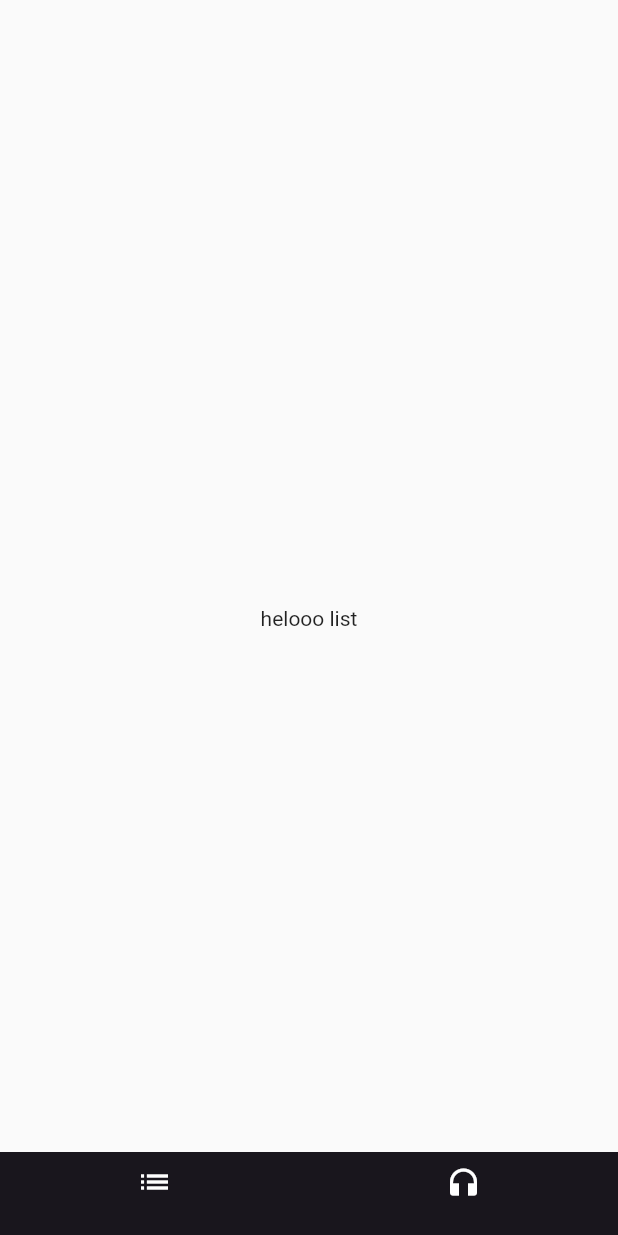
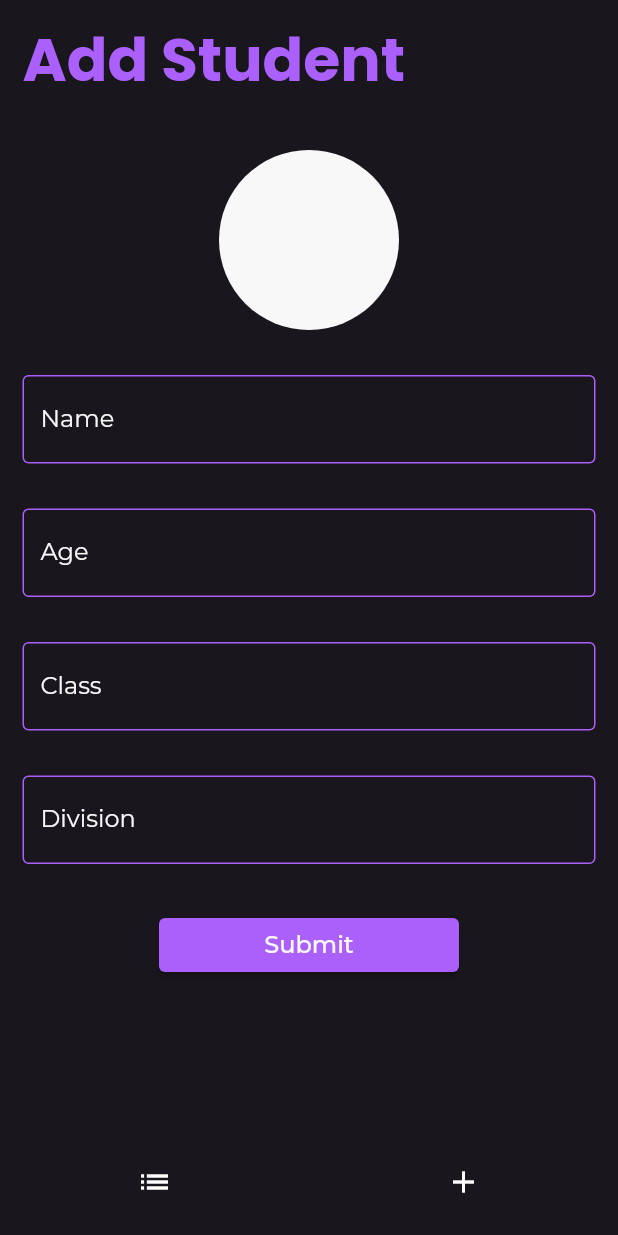
Before and after one commit to Nandakishors369/student-management-getx, a Flutter app: the screen it shows after launch, item 2 of the bottom bar chosen, on a phone screen of 412 x 824 dp. Run offline on Flutter 3.47's test engine with Material 2 defaults, Android fonts, the phone set to English and light mode, and no system bars; our stand-ins replace google_fonts.

Commit message:
ui compeleted

```diff
--- a/lib/core/constants.dart
+++ b/lib/core/constants.dart
@@ -1,7 +1,27 @@
 import 'package:flutter/material.dart';
+import 'package:google_fonts/google_fonts.dart';
 
 const kWhite = Colors.white;
 const kzwhite = Color(0xFFf8f8f8);
 const kzblack = Color(0xFF19161d);
 const kzlightBlue = Color(0xFF86a6df);
 const kzdarkBlue = Color(0xFF324e7b);
+const kztext = Color(0xFFab60fb);
+const kheight = SizedBox(
+  height: 30,
+);
+
+// styles
+
+final kHeadingStyle = GoogleFonts.poppins(
+    textStyle: TextStyle(
+  color: kztext,
+  fontWeight: FontWeight.bold,
+  fontSize: 40,
+));
+final kListStyle = GoogleFonts.montserrat(
+    textStyle: TextStyle(
+  color: kzwhite,
+  fontSize: 16,
+));
+/* rgb(218, 34, 255) */
--- a/lib/main.dart
+++ b/lib/main.dart
@@ -12,6 +12,7 @@ class MyApp extends StatelessWidget {
   @override
   Widget build(BuildContext context) {
     return MaterialApp(
+        debugShowCheckedModeBanner: false,
         title: 'Flutter Demo',
         theme: ThemeData(primarySwatch: Colors.blue),
         home: const ScreenNavigationBar());
--- a/lib/presentation/navigation.dart
+++ b/lib/presentation/navigation.dart
@@ -3,7 +3,7 @@
 import 'package:flutter/material.dart';
 import 'package:student_app_bloc/core/constants.dart';
 import 'package:student_app_bloc/presentation/screen_home.dart';
-import 'package:student_app_bloc/presentation/screen_list.dart';
+import 'package:student_app_bloc/presentation/screen_add.dart';
 
 class ScreenNavigationBar extends StatefulWidget {
   const ScreenNavigationBar({super.key});
@@ -13,64 +13,34 @@ class ScreenNavigationBar extends StatefulWidget {
 }
 
 class _ScreenNavigationBarState extends State<ScreenNavigationBar> {
-  final List screens = [ScreenHome(), ScreenList()];
+  final List screens = [ScreenHome(), ScreenAdd()];
   int _currentindex = 0;
   @override
   Widget build(BuildContext context) {
     return Scaffold(
-      body: Stack(
-        children: <Widget>[
-          Container(
-            child: screens[_currentindex],
-          ),
-          Align(
-              alignment: Alignment.bottomCenter,
-              child: Theme(
-                data:
-                    Theme.of(context).copyWith(canvasColor: Colors.transparent),
-                child: Theme(
-                  data: Theme.of(context)
-                      .copyWith(canvasColor: Colors.transparent),
-                  child: BottomNavigationBar(
-                    type: BottomNavigationBarType.fixed,
-                    iconSize: 24,
-                    backgroundColor: kzblack,
-                    elevation: 0,
-                    onTap: (index) {
-                      setState(() {
-                        _currentindex = index;
-                      });
-                    },
-                    currentIndex: _currentindex,
-                    items: const [
-                      BottomNavigationBarItem(
-                          icon: Icon(
-                            Icons.list,
-                            color: kWhite,
-                          ),
-                          label: ''),
-                      BottomNavigationBarItem(
-                          icon: Icon(
-                            Icons.headphones,
-                            color: kWhite,
-                          ),
-                          label: ''),
-                    ],
-                  ),
-                ),
-              )),
-        ],
-      ),
-    );
-
-    /* Scaffold(
-      bottomNavigationBar: Theme(
-        data: Theme.of(context).copyWith(canvasColor: Colors.transparent),
+      body: screens[_currentindex],
+      bottomNavigationBar: Container(
+        decoration: BoxDecoration(boxShadow: const [
+          BoxShadow(blurRadius: 20, color: kzblack),
+          BoxShadow(blurRadius: 20, color: kzblack),
+          BoxShadow(blurRadius: 20, color: kzblack),
+          BoxShadow(blurRadius: 20, color: kzblack),
+          BoxShadow(blurRadius: 20, color: kzblack),
+          BoxShadow(blurRadius: 20, color: kzblack),
+          BoxShadow(blurRadius: 20, color: kzblack),
+          BoxShadow(blurRadius: 20, color: kzblack),
+          BoxShadow(blurRadius: 20, color: kzblack),
+          BoxShadow(blurRadius: 20, color: kzblack),
+          BoxShadow(blurRadius: 30, color: kzblack),
+          BoxShadow(blurRadius: 40, color: kzblack),
+          BoxShadow(blurRadius: 40, color: kzblack),
+          BoxShadow(blurRadius: 40, color: kzblack)
+        ]),
         child: BottomNavigationBar(
           type: BottomNavigationBarType.fixed,
+          elevation: 0,
           iconSize: 24,
           backgroundColor: kzblack,
-          elevation: 0,
           onTap: (index) {
             setState(() {
               _currentindex = index;
@@ -86,21 +56,13 @@ class _ScreenNavigationBarState extends State<ScreenNavigationBar> {
                 label: ''),
             BottomNavigationBarItem(
                 icon: Icon(
-                  Icons.add_circle_outline,
-                  size: 40,
-                  color: kzlightBlue,
-                ),
-                label: ''),
-            BottomNavigationBarItem(
-                icon: Icon(
-                  Icons.headphones,
+                  Icons.add,
                   color: kWhite,
                 ),
                 label: ''),
           ],
         ),
       ),
-      body: screens[_currentindex],
-    ); */
+    );
   }
 }
--- /dev/null
+++ b/lib/presentation/screen_add.dart
@@ -0,0 +1,131 @@
+import 'package:flutter/material.dart';
+import 'package:student_app_bloc/core/constants.dart';
+import 'package:student_app_bloc/presentation/widgets/heading.dart';
+
+class ScreenAdd extends StatelessWidget {
+  const ScreenAdd({super.key});
+
+  @override
+  Widget build(BuildContext context) {
+    return Scaffold(
+      backgroundColor: kzblack,
+      body: SafeArea(
+        child: SingleChildScrollView(
+          child: Column(
+            children: [
+              Heading(title: "Add Student"),
+              SizedBox(
+                height: 20,
+              ),
+              AddStudent()
+            ],
+          ),
+        ),
+      ),
+    );
+  }
+}
+
+class AddStudent extends StatelessWidget {
+  const AddStudent({
+    Key? key,
+  }) : super(key: key);
+
+  @override
+  Widget build(BuildContext context) {
+    return Form(
+      child: Padding(
+        padding: const EdgeInsets.symmetric(horizontal: 15),
+        child: Column(
+          children: [
+            Row(
+              mainAxisAlignment: MainAxisAlignment.center,
+              children: [
+                CircleAvatar(
+                  backgroundColor: kzwhite,
+                  radius: 60,
+                )
+              ],
+            ),
+            kheight,
+            TextFormField(
+              decoration: InputDecoration(
+                labelText: "Name",
+                labelStyle: kListStyle,
+                enabledBorder: OutlineInputBorder(
+                  borderSide: BorderSide(width: 1, color: kztext),
+                ),
+                focusedBorder: OutlineInputBorder(
+                  borderSide: BorderSide(
+                    width: 1,
+                    color: kztext,
+                  ),
+                ),
+              ),
+            ),
+            kheight,
+            TextFormField(
+              decoration: InputDecoration(
+                labelText: "Age",
+                labelStyle: kListStyle,
+                enabledBorder: OutlineInputBorder(
+                  borderSide: BorderSide(width: 1, color: kztext),
+                ),
+                focusedBorder: OutlineInputBorder(
+                  borderSide: BorderSide(
+                    width: 1,
+                    color: kztext,
+                  ),
+                ),
+              ),
+            ),
+            kheight,
+            TextFormField(
+              decoration: InputDecoration(
+                labelText: 'Class',
+                labelStyle: kListStyle,
+                enabledBorder: OutlineInputBorder(
+                  borderSide: BorderSide(width: 1, color: kztext),
+                ),
+                focusedBorder: OutlineInputBorder(
+                  borderSide: BorderSide(
+                    width: 1,
+                    color: kztext,
+                  ),
+                ),
+              ),
+            ),
+            kheight,
+            TextFormField(
+              decoration: InputDecoration(
+                labelText: 'Division',
+                labelStyle: kListStyle,
+                enabledBorder: OutlineInputBorder(
+                  borderSide: BorderSide(width: 1, color: kztext),
+                ),
+                focusedBorder: OutlineInputBorder(
+                  borderSide: BorderSide(
+                    width: 1,
+                    color: kztext,
+                  ),
+                ),
+              ),
+            ),
+            kheight,
+            SizedBox(
+              width: 200,
+              child: ElevatedButton(
+                onPressed: () {},
+                child: Text(
+                  "Submit",
+                  style: kListStyle,
+                ),
+                style: ElevatedButton.styleFrom(backgroundColor: kztext),
+              ),
+            )
+          ],
+        ),
+      ),
+    );
+  }
+}
--- a/lib/presentation/screen_home.dart
+++ b/lib/presentation/screen_home.dart
@@ -1,15 +1,63 @@
 import 'package:flutter/material.dart';
 import 'package:student_app_bloc/core/constants.dart';
+import 'package:google_fonts/google_fonts.dart';
+
+import 'widgets/heading.dart';
 
 class ScreenHome extends StatelessWidget {
   const ScreenHome({super.key});
 
   @override
   Widget build(BuildContext context) {
-    return const Scaffold(
+    return Scaffold(
         backgroundColor: kzblack,
-        body: Center(
-          child: Text("Hello world"),
+        body: SafeArea(
+          child: SingleChildScrollView(
+            child: Column(
+              children: [
+                Heading(
+                  title: 'Student List',
+                ),
+                StudentList()
+              ],
+            ),
+          ),
         ));
   }
 }
+
+class StudentList extends StatelessWidget {
+  const StudentList({
+    Key? key,
+  }) : super(key: key);
+
+  @override
+  Widget build(BuildContext context) {
+    return ListView.builder(
+      shrinkWrap: true,
+      physics: const NeverScrollableScrollPhysics(),
+      itemCount: 30,
+      itemBuilder: (context, index) {
+        return Padding(
+          padding: const EdgeInsets.symmetric(vertical: 10),
+          child: ListTile(
+            leading: CircleAvatar(
+              radius: 30,
+              backgroundColor: Colors.green,
+            ),
+            title: Text(
+              "hello",
+              style: kListStyle,
+            ),
+            trailing: IconButton(
+                onPressed: () {},
+                icon: const Icon(
+                  Icons.more_vert,
+                  color: kzwhite,
+                )),
+          ),
+        );
+      },
+    );
+  }
+}
--- a/lib/presentation/screen_list.dart
+++ /dev/null
@@ -1,10 +0,0 @@
-import 'package:flutter/material.dart';
-
-class ScreenList extends StatelessWidget {
-  const ScreenList({super.key});
-
-  @override
-  Widget build(BuildContext context) {
-    return Scaffold(body: SafeArea(child: Center(child: Text("helooo list"))));
-  }
-}
--- /dev/null
+++ b/lib/presentation/widgets/heading.dart
@@ -0,0 +1,25 @@
+import 'package:flutter/material.dart';
+import 'package:student_app_bloc/core/constants.dart';
+
+class Heading extends StatelessWidget {
+  String title;
+  Heading({
+    required this.title,
+    Key? key,
+  }) : super(key: key);
+
+  @override
+  Widget build(BuildContext context) {
+    return Row(
+      children: [
+        Padding(
+          padding: const EdgeInsets.symmetric(horizontal: 15, vertical: 10),
+          child: Text(
+            title,
+            style: kHeadingStyle,
+          ),
+        ),
+      ],
+    );
+  }
+}
--- a/pubspec.yaml
+++ b/pubspec.yaml
@@ -34,6 +34,9 @@ dependencies:
   flutter:
     sdk: flutter
   flutter_bloc: ^8.1.1
+  google_fonts: ^3.0.1
+  hive_flutter: ^1.1.0
+  image_picker: ^0.8.6
   meta: ^1.8.0
 
 dev_dependencies:
@@ -44,6 +47,7 @@ dev_dependencies:
   # package. See that file for information about deactivating specific lint
   # rules and activating additional ones.
   flutter_lints: ^2.0.0
+  build_runner: ^2.3.2
   flutter_test:
     sdk: flutter
 
```
Also changed, not shown: pubspec.lock, 1 other file.
